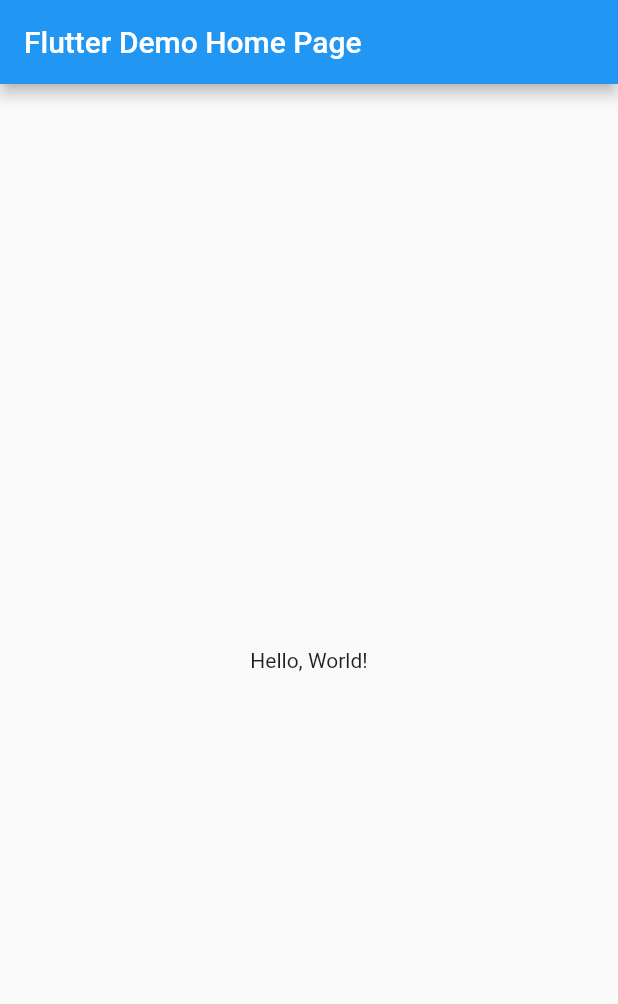
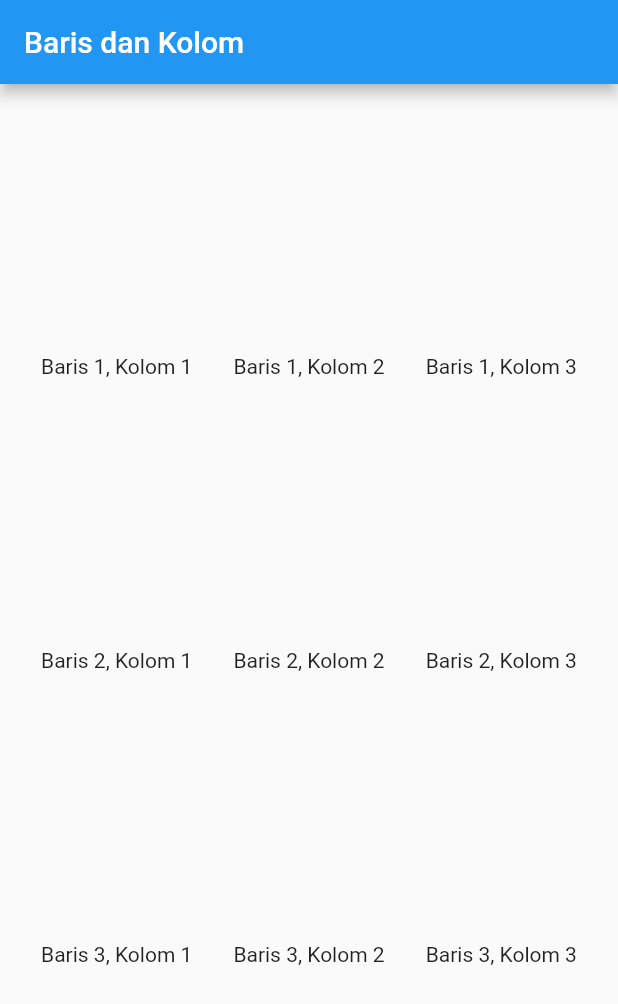
Before and after one commit to Jauhariq/Mobile-programming, a Flutter app: the screen it shows after launch, on a phone screen of 412 x 824 dp. Shown: the top 1004 px of the screen. Run offline on Flutter 3.47's test engine with Material 2 defaults, Android fonts, the phone set to English and light mode, and no system bars.

Commit message:
push all

```diff
--- /dev/null
+++ b/lib/baris_kolom.dart
@@ -0,0 +1,43 @@
+import 'package:flutter/material.dart';
+
+class BarisKolom extends StatelessWidget {
+  const BarisKolom({Key? key}) : super(key: key);
+
+  @override
+  Widget build(BuildContext context) {
+    return Scaffold(
+      appBar: AppBar(
+        title: const Text("Baris dan Kolom"),
+      ),
+      body: Column(
+        mainAxisAlignment: MainAxisAlignment.spaceEvenly,
+        children: [
+          Row(
+            mainAxisAlignment: MainAxisAlignment.spaceEvenly,
+            children: const [
+              Text("Baris 1, Kolom 1"),
+              Text("Baris 1, Kolom 2"),
+              Text("Baris 1, Kolom 3")
+            ],
+          ),
+          Row(
+            mainAxisAlignment: MainAxisAlignment.spaceEvenly,
+            children: const [
+              Text("Baris 2, Kolom 1"),
+              Text("Baris 2, Kolom 2"),
+              Text("Baris 2, Kolom 3")
+            ],
+          ),
+          Row(
+            mainAxisAlignment: MainAxisAlignment.spaceEvenly,
+            children: const [
+              Text("Baris 3, Kolom 1"),
+              Text("Baris 3, Kolom 2"),
+              Text("Baris 3, Kolom 3")
+            ],
+          ),
+        ],
+      ),
+    );
+  }
+}
--- /dev/null
+++ b/lib/column_widget.dart
@@ -0,0 +1,20 @@
+import 'package:flutter/material.dart';
+
+class Columnwidget extends StatelessWidget {
+  const Columnwidget({Key? key}) : super(key: key);
+
+  @override
+  Widget build(BuildContext context) {
+    return Scaffold(
+      appBar: AppBar(
+        title: const Text("Widget Colomn"),
+      ),
+      body: Column(children: const [
+        Text("Kolom 1"),
+        Text("Kolom 2"),
+        Text("Kolom 3"),
+        Text("Kolom 4")
+      ]),
+    );
+  }
+}
--- a/lib/main.dart
+++ b/lib/main.dart
@@ -1,42 +1,18 @@
 import 'package:flutter/material.dart';
+import 'baris_kolom.dart';
 
-void main() => runApp(MyApp());
+void main() {
+  runApp(const MyApp());
+}
 
 class MyApp extends StatelessWidget {
-  const MyApp({super.key});
-  // This widget is the root of your application.
+  const MyApp({Key? key}) : super(key: key);
+
   @override
   Widget build(BuildContext context) {
-    return MaterialApp(
-      // Application name
-      title: 'Flutter Hello World',
-      // Application theme data, you can set the colors for the application as
-      // you want
-      theme: ThemeData(
-        primarySwatch: Colors.blue,
-      ),
-      // A widget which will be started on application startup
-      home: MyHomePage(title: 'Flutter Demo Home Page'),
+    return const MaterialApp(
+      title: 'Klinik',
+      home: BarisKolom(),
     );
   }
 }
-
-class MyHomePage extends StatelessWidget {
-  final String title;
-  const MyHomePage({super.key, required this.title});
-
-  @override
-  Widget build(BuildContext context) {
-    return Scaffold(
-      appBar: AppBar(
-        // The title text which will be shown on the action bar
-        title: Text(title),
-      ),
-      body: Center(
-        child: Text(
-          'Hello, World!',
-        ),
-      ),
-    );
-  }
-}
```
Also changed, not shown: lib/hello_world.dart (added, +17 -0 lines), lib/row_widget.dart (added, +20 -0 lines).
